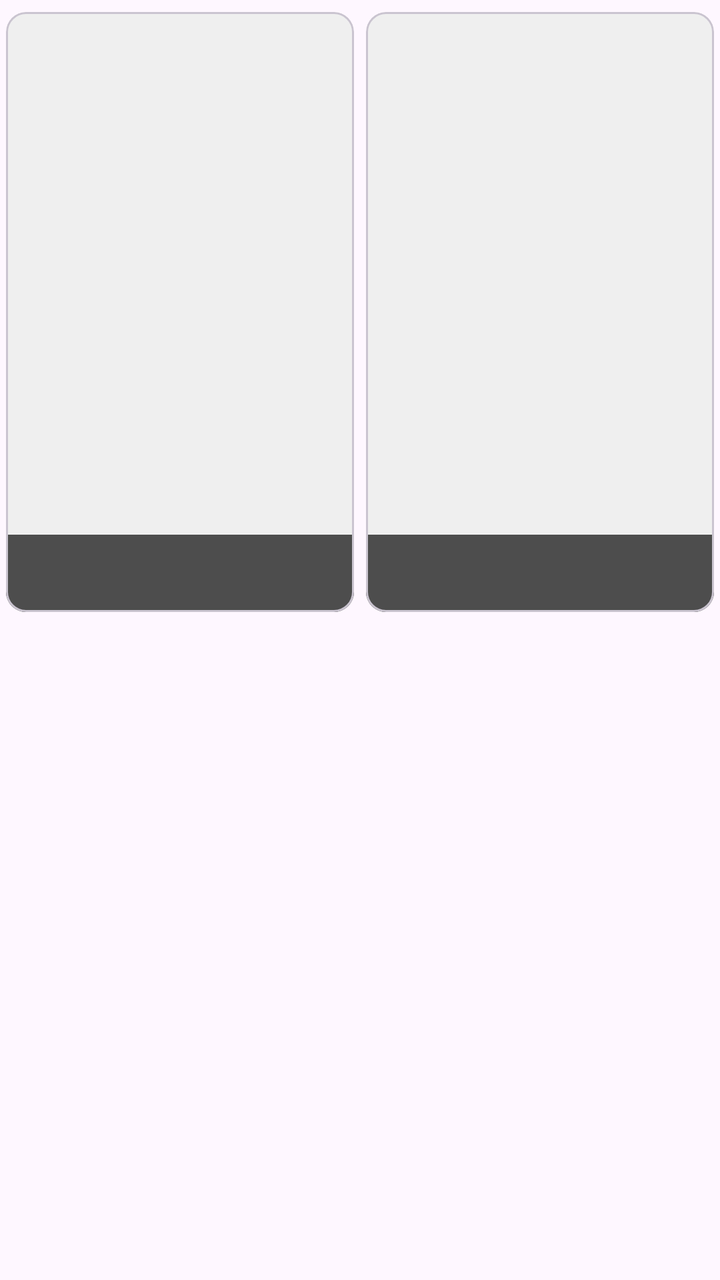
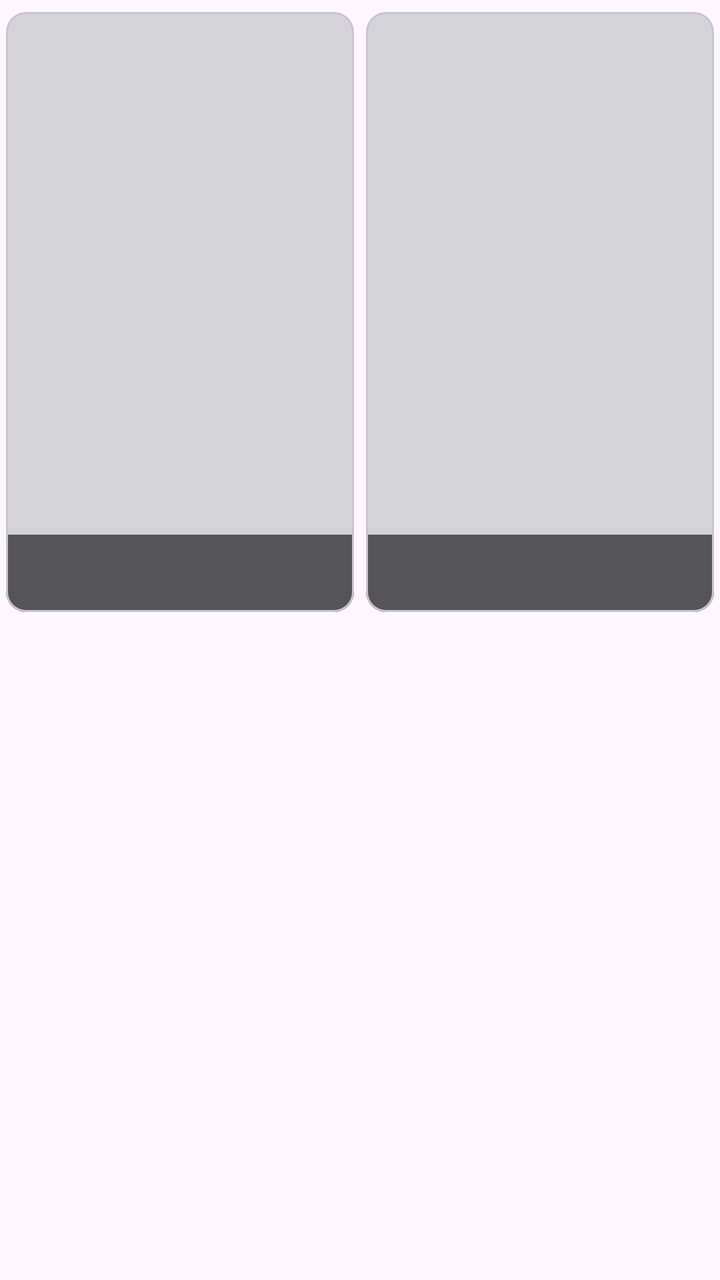

The first picture is an Android layout as it rendered before a commit; the second is the same layout after the commit. The layout source and the unified diff follow.
<!-- AndroidManifest.xml: application theme Theme.AniSearch -->
<!-- res/layout/shimmer_placeholder.xml -->
<?xml version="1.0" encoding="utf-8"?>
<LinearLayout xmlns:android="http://schemas.android.com/apk/res/android"
    xmlns:app="http://schemas.android.com/apk/res-auto"
    android:layout_width="match_parent"
    android:layout_height="wrap_content"
    android:layout_marginHorizontal="6dp"
    android:orientation="horizontal">


    <com.google.android.material.card.MaterialCardView
        android:id="@+id/animeItemCard"
        android:layout_width="match_parent"
        android:layout_height="300dp"
        android:layout_marginLeft="3dp"
        android:layout_marginTop="6dp"
        android:layout_marginRight="3dp"
        android:layout_weight="1"
        android:backgroundTint="@color/material_grey"
        app:cardCornerRadius="10dp"
        app:layout_constraintEnd_toEndOf="parent"
        app:layout_constraintStart_toStartOf="parent"
        app:layout_constraintTop_toTopOf="parent">

        <androidx.constraintlayout.widget.ConstraintLayout
            android:layout_width="match_parent"
            android:layout_height="match_parent">

            <ImageView
                android:id="@+id/animePic"
                android:layout_width="match_parent"
                android:layout_height="match_parent"
                android:scaleType="centerCrop" />

            <TextView
                android:id="@+id/animeName"
                android:layout_width="match_parent"
                android:layout_height="wrap_content"
                android:background="@color/dark"
                android:fontFamily="@font/nunito_semibold"
                android:maxLines="3"
                android:padding="8dp"
                android:textColor="@color/white"
                android:textSize="17sp"
                app:layout_constraintBottom_toBottomOf="parent"
                app:layout_constraintEnd_toEndOf="parent"
                app:layout_constraintStart_toStartOf="parent" />


        </androidx.constraintlayout.widget.ConstraintLayout>

    </com.google.android.material.card.MaterialCardView>

    <com.google.android.material.card.MaterialCardView
        android:id="@+id/animeItemCard1"
        android:layout_width="match_parent"
        android:layout_height="300dp"
        android:layout_marginLeft="3dp"
        android:layout_weight="1"
        android:layout_marginTop="6dp"
        android:layout_marginRight="3dp"
        android:backgroundTint="@color/material_grey"
        app:cardCornerRadius="10dp"
        app:layout_constraintEnd_toEndOf="parent"
        app:layout_constraintStart_toStartOf="parent"
        app:layout_constraintTop_toTopOf="parent">

        <androidx.constraintlayout.widget.ConstraintLayout
            android:layout_width="match_parent"
            android:layout_height="match_parent">

            <ImageView
                android:id="@+id/animePic1"
                android:layout_width="match_parent"
                android:layout_height="match_parent"
                android:scaleType="centerCrop" />

            <TextView
                android:id="@+id/animeName1"
                android:layout_width="match_parent"
                android:layout_height="wrap_content"
                android:background="@color/dark"
                android:fontFamily="@font/nunito_semibold"
                android:maxLines="3"
                android:padding="8dp"
                android:textColor="@color/white"
                android:textSize="17sp"
                app:layout_constraintBottom_toBottomOf="parent"
                app:layout_constraintEnd_toEndOf="parent"
                app:layout_constraintStart_toStartOf="parent" />


        </androidx.constraintlayout.widget.ConstraintLayout>

    </com.google.android.material.card.MaterialCardView>

</LinearLayout>
<!-- resources referenced by this layout -->
<resources>
  <color name="dark">#4D4D4D</color>
  <color name="material_grey">#EFEFEF</color>
  <color name="white">#FFFFFFFF</color>
  <style name="Theme.AniSearch" parent="Base.Theme.AniSearch" />
  <style name="Base.Theme.AniSearch" parent="Theme.Material3.DayNight.NoActionBar">
          
          
      </style>
</resources>

<!-- the commit's change to res/layout/shimmer_placeholder.xml (unified diff, before → after) -->
@@ -15,7 +15,7 @@
         android:layout_marginTop="6dp"
         android:layout_marginRight="3dp"
         android:layout_weight="1"
-        android:backgroundTint="@color/material_grey"
+        android:backgroundTint="@color/colorGray300"
         app:cardCornerRadius="10dp"
         app:layout_constraintEnd_toEndOf="parent"
         app:layout_constraintStart_toStartOf="parent"
@@ -35,11 +35,11 @@
                 android:id="@+id/animeName"
                 android:layout_width="match_parent"
                 android:layout_height="wrap_content"
-                android:background="@color/dark"
+                android:background="@color/colorBlack63"
                 android:fontFamily="@font/nunito_semibold"
                 android:maxLines="3"
                 android:padding="8dp"
-                android:textColor="@color/white"
+                android:textColor="@color/colorWhite"
                 android:textSize="17sp"
                 app:layout_constraintBottom_toBottomOf="parent"
                 app:layout_constraintEnd_toEndOf="parent"
@@ -58,7 +58,7 @@
         android:layout_weight="1"
         android:layout_marginTop="6dp"
         android:layout_marginRight="3dp"
-        android:backgroundTint="@color/material_grey"
+        android:backgroundTint="@color/colorGray300"
         app:cardCornerRadius="10dp"
         app:layout_constraintEnd_toEndOf="parent"
         app:layout_constraintStart_toStartOf="parent"
@@ -78,11 +78,11 @@
                 android:id="@+id/animeName1"
                 android:layout_width="match_parent"
                 android:layout_height="wrap_content"
-                android:background="@color/dark"
+                android:background="@color/colorBlack63"
                 android:fontFamily="@font/nunito_semibold"
                 android:maxLines="3"
                 android:padding="8dp"
-                android:textColor="@color/white"
+                android:textColor="@color/colorWhite"
                 android:textSize="17sp"
                 app:layout_constraintBottom_toBottomOf="parent"
                 app:layout_constraintEnd_toEndOf="parent"
<!-- resource entries referenced after the edit -->
@@ -1,8 +1,8 @@
 <!-- resources referenced by this layout -->
 <resources>
-  <color name="dark">#4D4D4D</color>
-  <color name="material_grey">#EFEFEF</color>
-  <color name="white">#FFFFFFFF</color>
+  <color name="colorBlack63">#A10C0C0D</color>
+  <color name="colorGray300">#D4D4D8</color>
+  <color name="colorWhite">#FFFFFF</color>
   <style name="Theme.AniSearch" parent="Base.Theme.AniSearch" />
   <style name="Base.Theme.AniSearch" parent="Theme.Material3.DayNight.NoActionBar">
           
